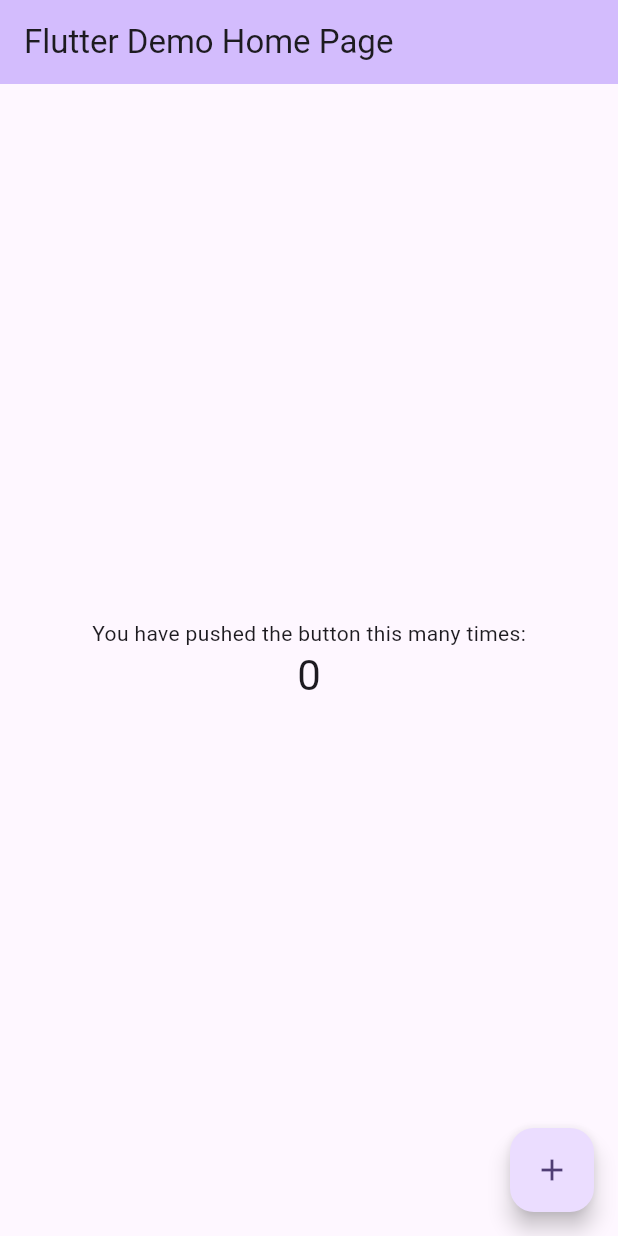
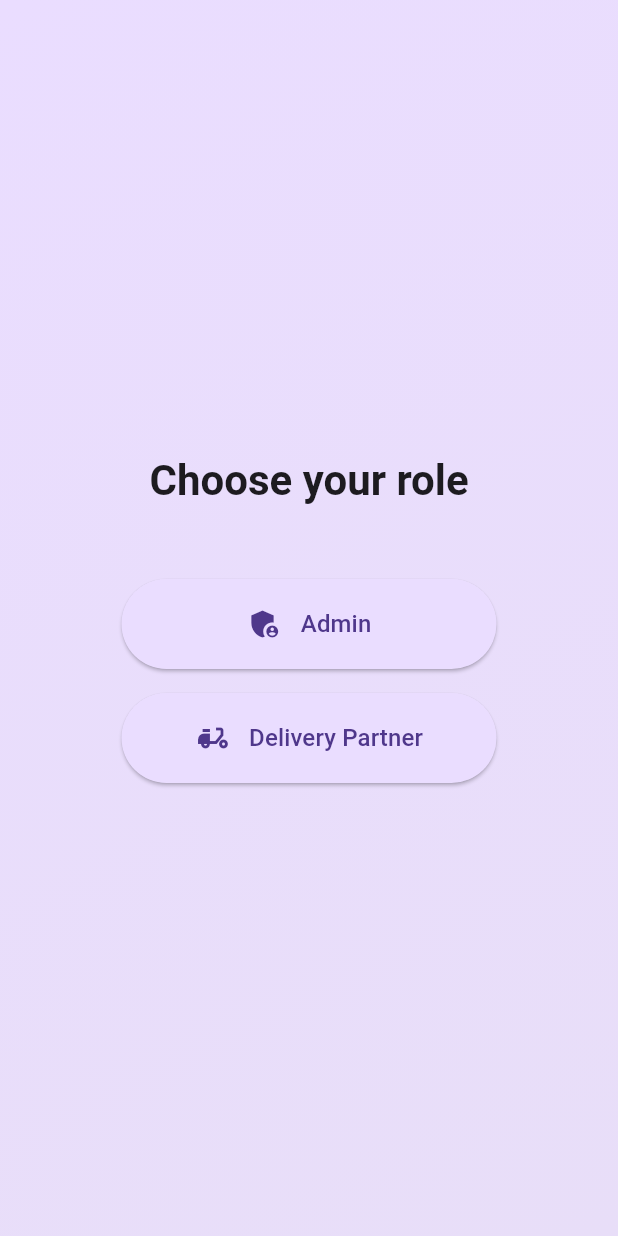
Before and after one commit to Adarsh-Polsey/code_teak_assignment, a Flutter app: the screen it shows after launch, on a phone screen of 412 x 824 dp. Run offline on Flutter 3.47's test engine with Material 3 defaults, Android fonts, the phone set to English and light mode, and no system bars.

Commit message:
added server first config and homescreen for client

```diff
--- /dev/null
+++ b/client/lib/features/screens/admin_screen.dart
@@ -0,0 +1,10 @@
+import 'package:flutter/material.dart';
+
+class AdminScreen extends StatelessWidget {
+  const AdminScreen({super.key});
+
+  @override
+  Widget build(BuildContext context) {
+    return const Placeholder();
+  }
+}
--- /dev/null
+++ b/client/lib/features/screens/delivery_partner_screen.dart
@@ -0,0 +1,10 @@
+import 'package:flutter/material.dart';
+
+class DeliveryPartnerScreen extends StatelessWidget {
+  const DeliveryPartnerScreen({super.key});
+
+  @override
+  Widget build(BuildContext context) {
+    return const Placeholder();
+  }
+}
--- /dev/null
+++ b/client/lib/features/screens/home_screen.dart
@@ -0,0 +1,89 @@
+import 'package:flutter/material.dart';
+
+class HomeScreen extends StatelessWidget {
+  const HomeScreen({super.key});
+
+  @override
+  Widget build(BuildContext context) {
+    return Scaffold(
+      body: Container(
+        decoration: BoxDecoration(
+          gradient: LinearGradient(
+            begin: Alignment.topLeft,
+            end: Alignment.bottomRight,
+            colors: [
+              Theme.of(context).colorScheme.primaryContainer,
+              Theme.of(context).colorScheme.secondaryContainer,
+            ],
+          ),
+        ),
+        child: Center(
+          child: Padding(
+            padding: const EdgeInsets.all(24.0),
+            child: Column(
+              mainAxisAlignment: MainAxisAlignment.center,
+              children: [
+                Text(
+                  "Choose your role",
+                  style: Theme.of(context).textTheme.headlineMedium?.copyWith(
+                    fontWeight: FontWeight.bold,
+                    color: Theme.of(context).colorScheme.onBackground,
+                  ),
+                ),
+                const SizedBox(height: 48),
+                RoleButton(
+                  icon: Icons.admin_panel_settings,
+                  label: "Admin",
+                  onPressed: () => Navigator.pushNamed(context, '/admin'),
+                ),
+                const SizedBox(height: 16),
+                RoleButton(
+                  icon: Icons.delivery_dining,
+                  label: "Delivery Partner",
+                  onPressed:
+                      () => Navigator.pushNamed(context, '/deliveryPartner'),
+                ),
+              ],
+            ),
+          ),
+        ),
+      ),
+    );
+  }
+}
+
+class RoleButton extends StatelessWidget {
+  final IconData icon;
+  final String label;
+  final VoidCallback onPressed;
+
+  const RoleButton({
+    super.key,
+    required this.icon,
+    required this.label,
+    required this.onPressed,
+  });
+
+  @override
+  Widget build(BuildContext context) {
+    return ElevatedButton(
+      onPressed: onPressed,
+      style: ElevatedButton.styleFrom(
+        backgroundColor: Theme.of(context).colorScheme.primaryContainer,
+        foregroundColor: Theme.of(context).colorScheme.onPrimaryContainer,
+        minimumSize: const Size(250, 60),
+      ),
+      child: Row(
+        mainAxisSize: MainAxisSize.min,
+        children: [
+          Icon(icon, size: 24),
+          const SizedBox(width: 12),
+          Text(
+            label,
+            style: const TextStyle(fontSize: 16, fontWeight: FontWeight.w500),
+          ),
+        ],
+      ),
+    );
+  }
+}
--- a/client/lib/main.dart
+++ b/client/lib/main.dart
@@ -1,3 +1,6 @@
+import 'package:client/features/screens/admin_screen.dart';
+import 'package:client/features/screens/home_screen.dart';
+import 'package:client/features/screens/delivery_partner_screen.dart';
 import 'package:flutter/material.dart';
 
 void main() {
@@ -7,116 +10,16 @@ void main() {
 class MyApp extends StatelessWidget {
   const MyApp({super.key});
 
-  // This widget is the root of your application.
   @override
   Widget build(BuildContext context) {
     return MaterialApp(
-      title: 'Flutter Demo',
-      theme: ThemeData(
-        // This is the theme of your application.
-        //
-        // TRY THIS: Try running your application with "flutter run". You'll see
-        // the application has a purple toolbar. Then, without quitting the app,
-        // try changing the seedColor in the colorScheme below to Colors.green
-        // and then invoke "hot reload" (save your changes or press the "hot
-        // reload" button in a Flutter-supported IDE, or press "r" if you used
-        // the command line to start the app).
-        //
-        // Notice that the counter didn't reset back to zero; the application
-        // state is not lost during the reload. To reset the state, use hot
-        // restart instead.
-        //
-        // This works for code too, not just values: Most code changes can be
-        // tested with just a hot reload.
-        colorScheme: ColorScheme.fromSeed(seedColor: Colors.deepPurple),
-      ),
-      home: const MyHomePage(title: 'Flutter Demo Home Page'),
+      routes: {
+        '/': (context) => HomeScreen(),
+        '/admin': (context) => AdminScreen(),
+        '/deliveryPartner': (context) => DeliveryPartnerScreen(),
+      },
+      debugShowCheckedModeBanner: false,
+      initialRoute: '/',
     );
   }
 }
-
-class MyHomePage extends StatefulWidget {
-  const MyHomePage({super.key, required this.title});
-
-  // This widget is the home page of your application. It is stateful, meaning
-  // that it has a State object (defined below) that contains fields that affect
-  // how it looks.
-
-  // This class is the configuration for the state. It holds the values (in this
-  // case the title) provided by the parent (in this case the App widget) and
-  // used by the build method of the State. Fields in a Widget subclass are
-  // always marked "final".
-
-  final String title;
-
-  @override
-  State<MyHomePage> createState() => _MyHomePageState();
-}
-
-class _MyHomePageState extends State<MyHomePage> {
-  int _counter = 0;
-
-  void _incrementCounter() {
-    setState(() {
-      // This call to setState tells the Flutter framework that something has
-      // changed in this State, which causes it to rerun the build method below
-      // so that the display can reflect the updated values. If we changed
-      // _counter without calling setState(), then the build method would not be
-      // called again, and so nothing would appear to happen.
-      _counter++;
-    });
-  }
-
-  @override
-  Widget build(BuildContext context) {
-    // This method is rerun every time setState is called, for instance as done
-    // by the _incrementCounter method above.
-    //
-    // The Flutter framework has been optimized to make rerunning build methods
-    // fast, so that you can just rebuild anything that needs updating rather
-    // than having to individually change instances of widgets.
-    return Scaffold(
-      appBar: AppBar(
-        // TRY THIS: Try changing the color here to a specific color (to
-        // Colors.amber, perhaps?) and trigger a hot reload to see the AppBar
-        // change color while the other colors stay the same.
-        backgroundColor: Theme.of(context).colorScheme.inversePrimary,
-        // Here we take the value from the MyHomePage object that was created by
-        // the App.build method, and use it to set our appbar title.
-        title: Text(widget.title),
-      ),
-      body: Center(
-        // Center is a layout widget. It takes a single child and positions it
-        // in the middle of the parent.
-        child: Column(
-          // Column is also a layout widget. It takes a list of children and
-          // arranges them vertically. By default, it sizes itself to fit its
-          // children horizontally, and tries to be as tall as its parent.
-          //
-          // Column has various properties to control how it sizes itself and
-          // how it positions its children. Here we use mainAxisAlignment to
-          // center the children vertically; the main axis here is the vertical
-          // axis because Columns are vertical (the cross axis would be
-          // horizontal).
-          //
-          // TRY THIS: Invoke "debug painting" (choose the "Toggle Debug Paint"
-          // action in the IDE, or press "p" in the console), to see the
-          // wireframe for each widget.
-          mainAxisAlignment: MainAxisAlignment.center,
-          children: <Widget>[
-            const Text('You have pushed the button this many times:'),
-            Text(
-              '$_counter',
-              style: Theme.of(context).textTheme.headlineMedium,
-            ),
-          ],
-        ),
-      ),
-      floatingActionButton: FloatingActionButton(
-        onPressed: _incrementCounter,
-        tooltip: 'Increment',
-        child: const Icon(Icons.add),
-      ), // This trailing comma makes auto-formatting nicer for build methods.
-    );
-  }
-}
```
Also changed, not shown: 3 other files.
